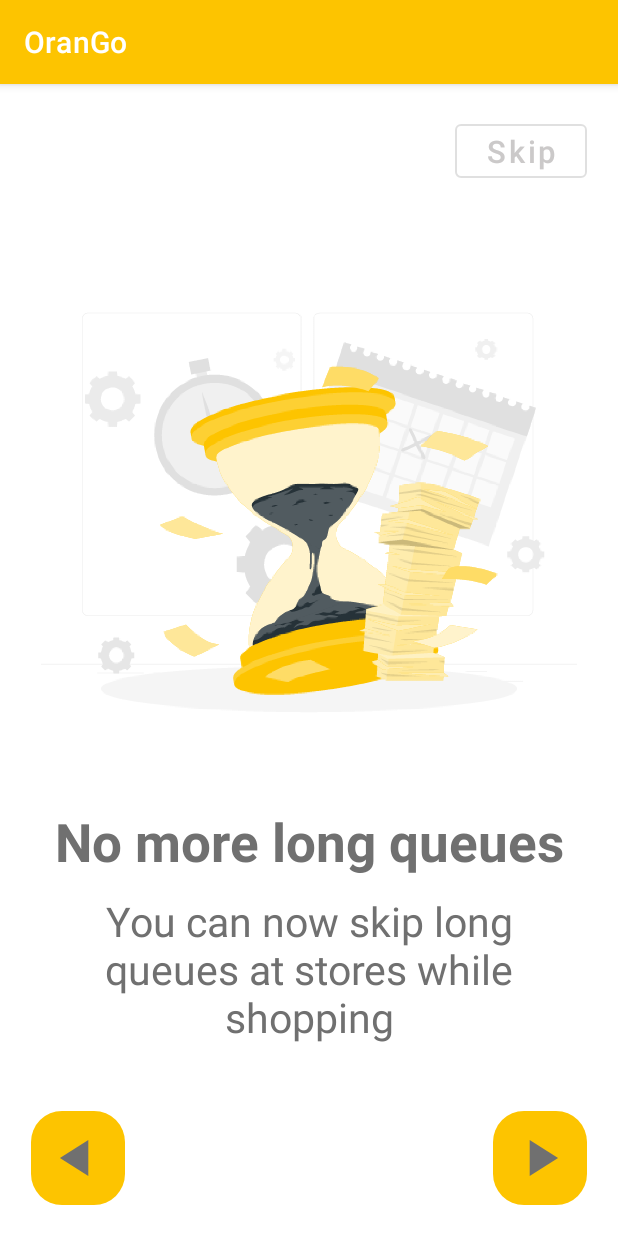
After one commit to Ghanem21/OranGo, an Android app: the fragment OnBoardingFragment shown on its own in the app's theme, on a phone screen of 412 x 824 dp. The commit adds this screen. Run offline under Robolectric (Android 15) with nearby library versions, the phone set to English and light mode, and no system bars; our stand-ins replace sdp/ssp sizes.

Commit message:
Fragment onBoarding layout , it's drawable , and some styles

```diff
--- a/app/build.gradle
+++ b/app/build.gradle
@@ -38,6 +38,9 @@ dependencies {
     implementation 'androidx.appcompat:appcompat:1.6.0'
     implementation 'com.google.android.material:material:1.8.0'
     implementation 'androidx.constraintlayout:constraintlayout:2.1.4'
+    implementation 'androidx.legacy:legacy-support-v4:1.0.0'
+    implementation 'androidx.lifecycle:lifecycle-livedata-ktx:2.5.1'
+    implementation 'androidx.lifecycle:lifecycle-viewmodel-ktx:2.5.1'
     testImplementation 'junit:junit:4.13.2'
     androidTestImplementation 'androidx.test.ext:junit:1.1.5'
     androidTestImplementation 'androidx.test.espresso:espresso-core:3.5.1'
--- /dev/null
+++ b/app/src/main/java/com/example/orango/OnBoardingFragment.kt
@@ -0,0 +1,31 @@
+package com.example.orango
+
+import androidx.lifecycle.ViewModelProvider
+import android.os.Bundle
+import androidx.fragment.app.Fragment
+import android.view.LayoutInflater
+import android.view.View
+import android.view.ViewGroup
+
+class OnBoardingFragment : Fragment() {
+
+    companion object {
+        fun newInstance() = OnBoardingFragment()
+    }
+
+    private lateinit var viewModel: OnBoardingViewModel
+
+    override fun onCreateView(
+        inflater: LayoutInflater, container: ViewGroup?,
+        savedInstanceState: Bundle?
+    ): View? {
+        return inflater.inflate(R.layout.fragment_on_boarding, container, false)
+    }
+
+    override fun onActivityCreated(savedInstanceState: Bundle?) {
+        super.onActivityCreated(savedInstanceState)
+        viewModel = ViewModelProvider(this).get(OnBoardingViewModel::class.java)
+        // TODO: Use the ViewModel
+    }
+
+}
--- /dev/null
+++ b/app/src/main/java/com/example/orango/OnBoardingViewModel.kt
@@ -0,0 +1,7 @@
+package com.example.orango
+
+import androidx.lifecycle.ViewModel
+
+class OnBoardingViewModel : ViewModel() {
+    // TODO: Implement the ViewModel
+}
--- /dev/null
+++ b/app/src/main/res/drawable/baseline_arrow_back_24.xml
@@ -0,0 +1,5 @@
+<vector android:autoMirrored="true" android:height="@dimen/_32sdp"
+    android:tint="@color/gray" android:viewportHeight="24"
+    android:viewportWidth="24" android:width="@dimen/_32sdp" xmlns:android="http://schemas.android.com/apk/res/android">
+    <path android:fillColor="@android:color/white" android:pathData="M16,5v14l-11,-7z" />
+</vector>
--- /dev/null
+++ b/app/src/main/res/drawable/baseline_next_arrow_24.xml
@@ -0,0 +1,5 @@
+<vector android:height="@dimen/_32sdp" android:tint="@color/gray"
+    android:viewportHeight="24" android:viewportWidth="24"
+    android:width="@dimen/_32sdp" xmlns:android="http://schemas.android.com/apk/res/android">
+    <path android:fillColor="@android:color/white" android:pathData="M8,5v14l11,-7z"/>
+</vector>
--- /dev/null
+++ b/app/src/main/res/drawable/rounded_corner.xml
@@ -0,0 +1,4 @@
+<?xml version="1.0" encoding="utf-8"?>
+<shape xmlns:android="http://schemas.android.com/apk/res/android">
+    <corners android:radius="@dimen/_16sdp"/>
+</shape>
--- /dev/null
+++ b/app/src/main/res/layout/fragment_on_boarding.xml
@@ -0,0 +1,64 @@
+<?xml version="1.0" encoding="utf-8"?>
+<androidx.constraintlayout.widget.ConstraintLayout xmlns:android="http://schemas.android.com/apk/res/android"
+    xmlns:app="http://schemas.android.com/apk/res-auto"
+    xmlns:tools="http://schemas.android.com/tools"
+    android:layout_width="match_parent"
+    android:layout_height="match_parent"
+    android:padding="@dimen/_16sdp"
+    tools:context=".OnBoardingFragment">
+
+    <Button
+        android:id="@+id/skip"
+        style="@style/Widget.MaterialComponents.Button.OutlinedButton"
+        android:layout_width="wrap_content"
+        android:layout_height="wrap_content"
+        android:text="@string/skip"
+        android:textColor="@color/light_gray"
+        android:textSize="@dimen/_16ssp"
+        android:textAllCaps="false"
+        app:layout_constraintBottom_toTopOf="@+id/nextButton"
+        app:layout_constraintEnd_toEndOf="parent"
+        app:layout_constraintHorizontal_bias="1.0"
+        app:layout_constraintStart_toStartOf="parent"
+        app:layout_constraintTop_toTopOf="parent"
+        app:layout_constraintVertical_chainStyle="spread_inside" />
+
+    <ImageButton
+        android:id="@+id/nextButton"
+        style="@style/OnBoardingImageButton"
+        android:layout_width="wrap_content"
+        android:layout_height="wrap_content"
+        android:contentDescription="@string/next"
+        android:src="@drawable/baseline_next_arrow_24"
+        app:layout_constraintBottom_toBottomOf="parent"
+        app:layout_constraintEnd_toEndOf="parent"
+        app:layout_constraintHorizontal_bias="0.5"
+        app:layout_constraintStart_toEndOf="@+id/backButton"
+        app:layout_constraintTop_toBottomOf="@+id/skip" />
+
+    <ImageButton
+        android:id="@+id/backButton"
+        style="@style/OnBoardingImageButton"
+        android:layout_width="wrap_content"
+        android:layout_height="wrap_content"
+        android:contentDescription="@string/back"
+        android:src="@drawable/baseline_arrow_back_24"
+        app:layout_constraintBottom_toBottomOf="parent"
+        app:layout_constraintEnd_toStartOf="@+id/nextButton"
+        app:layout_constraintHorizontal_bias="1.0"
+        app:layout_constraintHorizontal_chainStyle="spread_inside"
+        app:layout_constraintStart_toStartOf="parent"
+        app:layout_constraintTop_toTopOf="@+id/nextButton" />
+
+    <include
+        android:id="@+id/onBoardingFragments"
+        layout="@layout/on_boarding_content"
+        android:layout_width="0dp"
+        android:layout_height="0dp"
+        android:layout_marginVertical="@dimen/_16sdp"
+        app:layout_constraintBottom_toTopOf="@+id/backButton"
+        app:layout_constraintEnd_toEndOf="parent"
+        app:layout_constraintStart_toStartOf="parent"
+        app:layout_constraintTop_toBottomOf="@+id/skip" />
+
+</androidx.constraintlayout.widget.ConstraintLayout>
--- /dev/null
+++ b/app/src/main/res/layout/on_boarding_content.xml
@@ -0,0 +1,43 @@
+<?xml version="1.0" encoding="utf-8"?>
+<androidx.constraintlayout.widget.ConstraintLayout xmlns:android="http://schemas.android.com/apk/res/android"
+    xmlns:app="http://schemas.android.com/apk/res-auto"
+    android:layout_width="match_parent"
+    android:layout_height="match_parent">
+
+    <ImageView
+        android:id="@+id/imageView"
+        android:layout_width="@dimen/_275sdp"
+        android:layout_height="@dimen/_275sdp"
+        app:layout_constraintBottom_toTopOf="@+id/title"
+        app:layout_constraintEnd_toEndOf="parent"
+        app:layout_constraintStart_toStartOf="parent"
+        app:layout_constraintTop_toTopOf="parent"
+        app:layout_constraintVertical_chainStyle="packed"
+        app:srcCompat="@drawable/time_art_onboard" />
+
+    <TextView
+        android:id="@+id/title"
+        android:layout_width="wrap_content"
+        android:layout_height="wrap_content"
+        android:text="No more long queues"
+        android:gravity="center"
+        android:layout_marginVertical="@dimen/_8sdp"
+        app:layout_constraintBottom_toTopOf="@+id/body"
+        app:layout_constraintEnd_toEndOf="parent"
+        app:layout_constraintStart_toStartOf="parent"
+        app:layout_constraintTop_toBottomOf="@+id/imageView"
+        style="@style/TitleTextView" />
+
+    <TextView
+        android:id="@+id/body"
+        android:layout_width="0dp"
+        android:layout_height="wrap_content"
+        android:gravity="center"
+        android:text="You can now skip long queues at stores while shopping"
+        android:textSize="@dimen/_21sdp"
+        app:layout_constraintBottom_toBottomOf="parent"
+        app:layout_constraintEnd_toEndOf="@+id/title"
+        app:layout_constraintHorizontal_bias="0.0"
+        app:layout_constraintStart_toStartOf="@+id/title"
+        app:layout_constraintTop_toBottomOf="@+id/title" />
+</androidx.constraintlayout.widget.ConstraintLayout>
--- a/app/src/main/res/values/colors.xml
+++ b/app/src/main/res/values/colors.xml
@@ -7,4 +7,8 @@
     <color name="teal_700">#FF018786</color>
     <color name="black">#FF000000</color>
     <color name="white">#FFFFFFFF</color>
+    <color name="light_gray">#CBC9C9</color>
+    <color name="gray">#707070</color>
+    <color name="yellow">#FDC400</color>
+    <color name="primaryColor">@color/yellow</color>
 </resources>
--- a/app/src/main/res/values/strings.xml
+++ b/app/src/main/res/values/strings.xml
@@ -1,3 +1,6 @@
 <resources>
     <string name="app_name">OranGo</string>
+    <string name="skip">Skip</string>
+    <string name="next">next</string>
+    <string name="back">back</string>
 </resources>
--- /dev/null
+++ b/app/src/main/res/values/styles.xml
@@ -0,0 +1,20 @@
+<?xml version="1.0" encoding="utf-8"?>
+<resources>
+
+    <style name="OnBoardingImageButton">
+        <item name="android:backgroundTint">@color/primaryColor</item>
+        <item name="android:padding">@dimen/_8sdp</item>
+        <item name="android:background">@drawable/rounded_corner</item>
+    </style>
+
+    <style name="TitleTextView">
+        <item name="android:textStyle">bold</item>
+        <item name="android:textSize">@dimen/_27ssp</item>
+    </style>
+
+    <style name="TextStyle">
+        <item name="android:textColor">@color/gray</item>
+        <item name="android:fontFamily">sans-serif</item>
+    </style>
+
+</resources>
--- a/app/src/main/res/values/themes.xml
+++ b/app/src/main/res/values/themes.xml
@@ -2,8 +2,8 @@
     <!-- Base application theme. -->
     <style name="Theme.OranGo" parent="Theme.MaterialComponents.DayNight.DarkActionBar">
         <!-- Primary brand color. -->
-        <item name="colorPrimary">@color/purple_500</item>
-        <item name="colorPrimaryVariant">@color/purple_700</item>
+        <item name="colorPrimary">@color/primaryColor</item>
+        <item name="colorPrimaryVariant">@android:color/transparent</item>
         <item name="colorOnPrimary">@color/white</item>
         <!-- Secondary brand color. -->
         <item name="colorSecondary">@color/teal_200</item>
@@ -12,5 +12,6 @@
         <!-- Status bar color. -->
         <item name="android:statusBarColor">?attr/colorPrimaryVariant</item>
         <!-- Customize your theme here. -->
+        <item name="android:textViewStyle">@style/TextStyle</item>
     </style>
 </resources>
```
Also changed, not shown: app/src/main/res/drawable-hdpi/time_art_onboard.png (added), app/src/main/res/drawable-ldpi/time_art_onboard.png (added), app/src/main/res/drawable-mdpi/time_art_onboard.png (added), app/src/main/res/drawable-xhdpi/time_art_onboard.png (added), app/src/main/res/drawable-xxhdpi/time_art_onboard.png (added), app/src/main/res/drawable-xxxhdpi/time_art_onboard.png (added).
